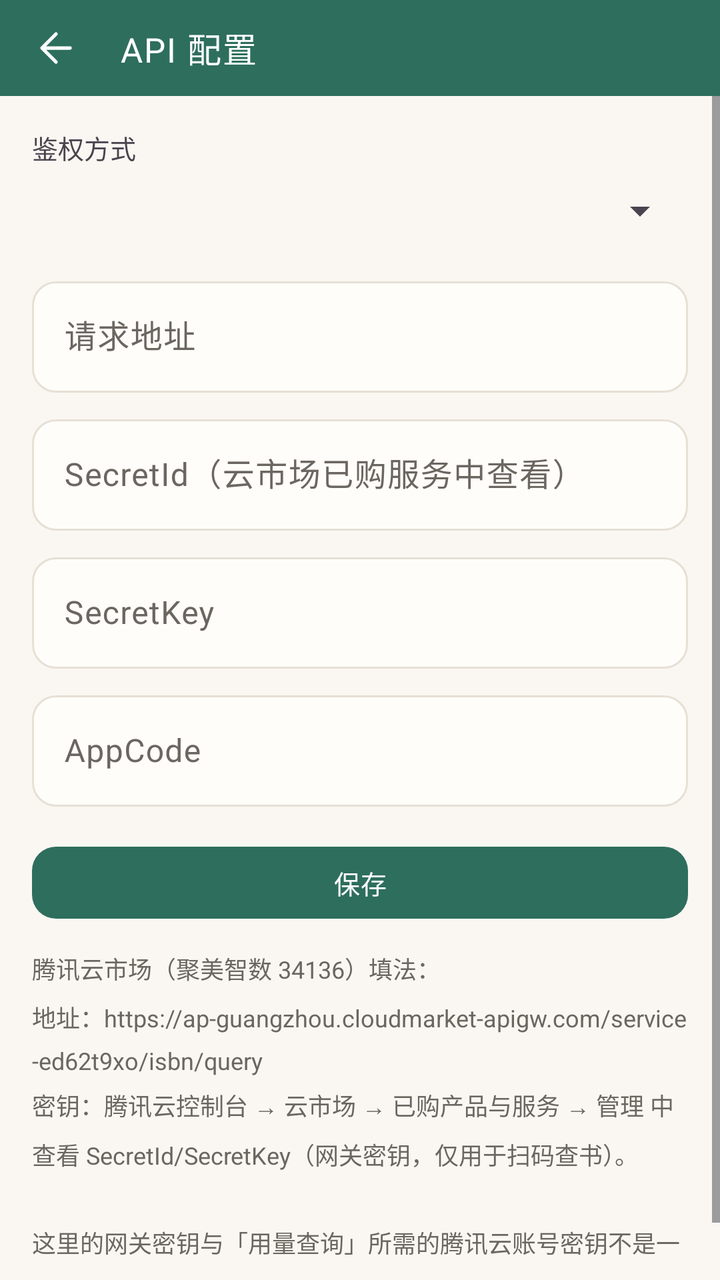
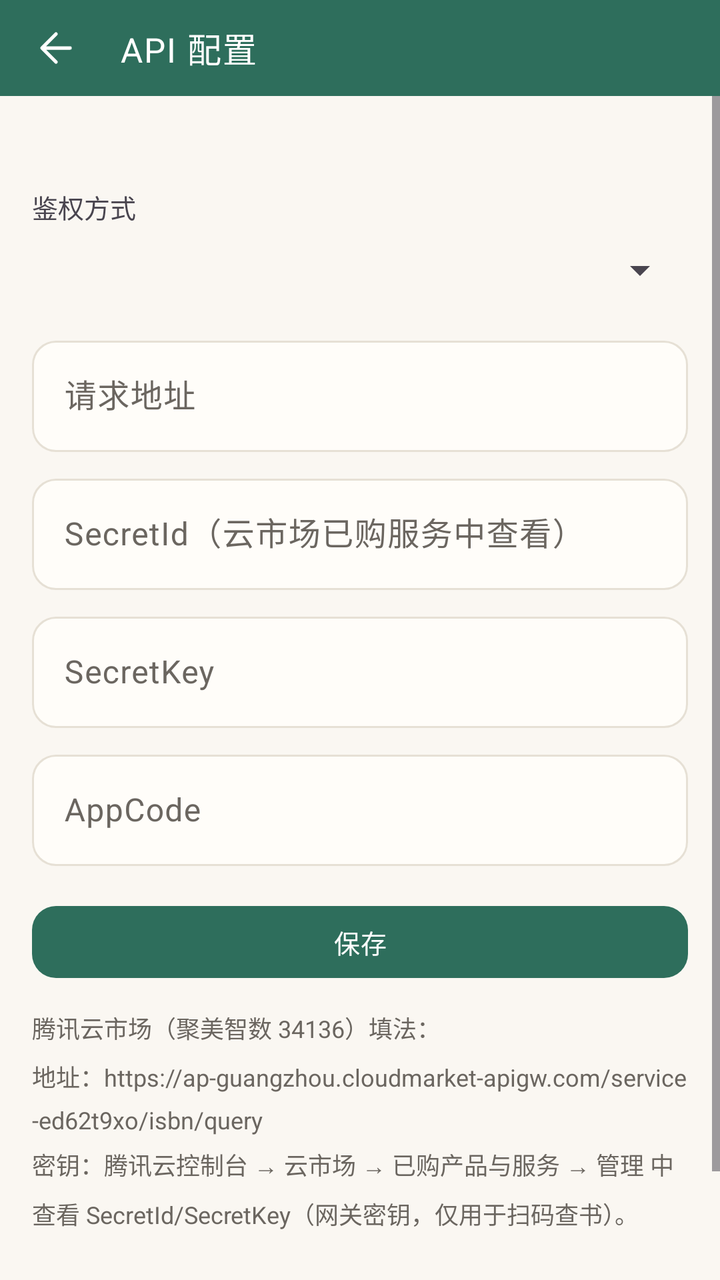

An Android layout rendered at two revisions. The XML below is the earlier revision; the diff shows what the commit changed to produce the second picture.
<!-- AndroidManifest.xml: application theme Theme.Bookshelf -->
<!-- res/layout/activity_api_config.xml -->
<?xml version="1.0" encoding="utf-8"?>
<LinearLayout xmlns:android="http://schemas.android.com/apk/res/android"
    xmlns:app="http://schemas.android.com/apk/res-auto"
    android:layout_width="match_parent"
    android:layout_height="match_parent"
    android:orientation="vertical">

    <com.google.android.material.appbar.MaterialToolbar
        android:id="@+id/toolbar"
        style="@style/Widget.Bookshelf.Toolbar"
        android:layout_width="match_parent"
        android:layout_height="@dimen/toolbar_h"
        app:navigationIcon="@drawable/ic_back"
        app:title="API 配置" />

    <ScrollView
        android:layout_width="match_parent"
        android:layout_height="0dp"
        android:layout_weight="1"
        android:fillViewport="true"
        android:scrollbars="vertical">

                <androidx.constraintlayout.widget.ConstraintLayout
            android:layout_width="match_parent"
            android:layout_height="wrap_content">

<LinearLayout
            android:layout_width="0dp"
            android:layout_height="wrap_content"
            android:orientation="vertical"
            android:padding="@dimen/page_padding"
                    app:layout_constraintWidth_max="@dimen/content_max_width"
                    app:layout_constraintStart_toStartOf="parent"
                    app:layout_constraintEnd_toEndOf="parent"
                    app:layout_constraintHorizontal_bias="0.5"
                    app:layout_constraintTop_toTopOf="parent"
                    app:layout_constraintBottom_toBottomOf="parent"
                >

            <TextView
                android:layout_width="wrap_content"
                android:layout_height="wrap_content"
                android:text="鉴权方式"
                android:textSize="@dimen/text_body_small" />

            <Spinner
                android:id="@+id/sp_auth_type"
                android:layout_width="match_parent"
                android:layout_height="wrap_content"
                android:minHeight="44dp" />

            <com.google.android.material.textfield.TextInputLayout
                android:id="@+id/til_base_url"
                android:layout_width="match_parent"
                android:layout_height="wrap_content"
                android:layout_marginTop="8dp"
                android:hint="请求地址">

                <com.google.android.material.textfield.TextInputEditText
                    android:id="@+id/et_base_url"
                    android:layout_width="match_parent"
                    android:layout_height="wrap_content"
                    android:inputType="textUri" />
            </com.google.android.material.textfield.TextInputLayout>

            
            <com.google.android.material.textfield.TextInputLayout
                android:id="@+id/til_secret_id"
                android:layout_width="match_parent"
                android:layout_height="wrap_content"
                android:layout_marginTop="8dp"
                android:hint="SecretId（云市场已购服务中查看）">

                <com.google.android.material.textfield.TextInputEditText
                    android:id="@+id/et_secret_id"
                    android:layout_width="match_parent"
                    android:layout_height="wrap_content" />
            </com.google.android.material.textfield.TextInputLayout>

            <com.google.android.material.textfield.TextInputLayout
                android:id="@+id/til_secret_key"
                android:layout_width="match_parent"
                android:layout_height="wrap_content"
                android:layout_marginTop="8dp"
                android:hint="SecretKey">

                <com.google.android.material.textfield.TextInputEditText
                    android:id="@+id/et_secret_key"
                    android:layout_width="match_parent"
                    android:layout_height="wrap_content" />
            </com.google.android.material.textfield.TextInputLayout>

            
            <com.google.android.material.textfield.TextInputLayout
                android:id="@+id/til_appcode"
                android:layout_width="match_parent"
                android:layout_height="wrap_content"
                android:layout_marginTop="8dp"
                android:hint="AppCode">

                <com.google.android.material.textfield.TextInputEditText
                    android:id="@+id/et_appcode"
                    android:layout_width="match_parent"
                    android:layout_height="wrap_content" />
            </com.google.android.material.textfield.TextInputLayout>

            <com.google.android.material.button.MaterialButton
                android:id="@+id/btn_save"
                android:layout_width="match_parent"
                android:layout_height="wrap_content"
                android:layout_marginTop="16dp"
                android:text="保存" />

            <TextView
                android:layout_width="match_parent"
                android:layout_height="wrap_content"
                android:layout_marginTop="12dp"
                android:lineSpacingMultiplier="1.4"
                android:text="腾讯云市场（聚美智数 34136）填法：\n地址：https://ap-guangzhou.cloudmarket-apigw.com/service-ed62t9xo/isbn/query\n密钥：腾讯云控制台 → 云市场 → 已购产品与服务 → 管理 中查看 SecretId/SecretKey（网关密钥，仅用于扫码查书）。\n\n这里的网关密钥与「用量查询」所需的腾讯云账号密钥不是一套，用量查询请前往「用量查询」页填写。"
                android:textSize="@dimen/text_caption_large"
                android:textColor="?attr/on_surface_variant" />
        </LinearLayout>
        </androidx.constraintlayout.widget.ConstraintLayout>
    </ScrollView>
</LinearLayout>
<!-- resources referenced by this layout -->
<resources>
  <dimen name="content_max_width">9999dp</dimen>
  <dimen name="page_padding">16dp</dimen>
  <dimen name="text_body_small">13sp</dimen>
  <dimen name="text_caption_large">12sp</dimen>
  <dimen name="toolbar_h">48dp</dimen>
  <color name="primary">#2E6E5C</color>
  <color name="primary_dark">#1F4D40</color>
  <color name="accent">#C08A3E</color>
  <color name="chip_bg">#E8F0ED</color>
  <color name="green_container">#E6F0EC</color>
  <color name="green_on_container">#1C4A3E</color>
  <color name="green_page">#FAF7F2</color>
  <color name="green_surface">#FFFDF9</color>
  <color name="green_surface_dim">#F3EEE6</color>
  <color name="green_outline">#E6E0D5</color>
  <color name="green_outline_strong">#D8D0C2</color>
  <dimen name="text_headline">17sp</dimen>
  <color name="bg_page">#FAF7F2</color>
  <dimen name="text_caption">11sp</dimen>
  <color name="surface">#FFFDF9</color>
  <color name="surface_dim">#F4F0E9</color>
  <color name="outline">#E6E0D5</color>
  <color name="outline_strong">#CFC5B4</color>
  <color name="text_main">#2B2B2B</color>
  <color name="text_sub">#6B6660</color>
  <color name="checkin_adjacent_text">#8E8880</color>
  <color name="accent_text">#8A5A1A</color>
  <color name="dock_surface">#FFFFFF</color>
  <style name="Widget.Bookshelf.MaterialCard" parent="Widget.Material3.CardView.Outlined">
          <item name="cardCornerRadius">@dimen/card_corner</item>
          <item name="cardElevation">0dp</item>
          <item name="strokeColor">?attr/outline</item>
          <item name="strokeWidth">1dp</item>
      </style>
  <style name="Widget.Bookshelf.ChipGroup" parent="Widget.Material3.ChipGroup">
          <item name="chipSpacingHorizontal">8dp</item>
          <item name="chipSpacingVertical">4dp</item>
          <item name="singleLine">false</item>
      </style>
  <style name="ThemeOverlay.Bookshelf.BottomSheet" parent="ThemeOverlay.Material3.BottomSheetDialog">
          <item name="bottomSheetStyle">@style/Widget.Bookshelf.BottomSheet</item>
      </style>
  <style name="ShapeAppearance.Bookshelf.Medium" parent="ShapeAppearance.Material3.Corner.Medium">
          <item name="cornerSize">@dimen/radius_md</item>
      </style>
  <dimen name="radius_md">12dp</dimen>
  <dimen name="card_corner">16dp</dimen>
  <style name="ShapeAppearance.Bookshelf.Pill" parent="ShapeAppearance.Material3.Corner.Full">
          <item name="cornerSize">50%</item>
      </style>
  <style name="TextAppearance.Bookshelf.DialogTitle" parent="MaterialAlertDialog.Material3.Title.Text">
          <item name="android:textSize">@dimen/text_title_toolbar</item>
          <item name="android:textStyle">bold</item>
          <item name="android:textColor">?attr/on_surface</item>
      </style>
  <style name="TextAppearance.Bookshelf.DialogBody" parent="MaterialAlertDialog.Material3.Body.Text">
          <item name="android:textSize">@dimen/text_body_small</item>
          <item name="android:textColor">?attr/on_surface_variant</item>
          <item name="android:lineSpacingMultiplier">1.4</item>
      </style>
  <style name="Widget.Bookshelf.Button.Dialog" parent="Widget.Material3.Button.TextButton.Dialog">
          <item name="android:textSize">@dimen/text_body_small</item>
          <item name="android:textAllCaps">false</item>
      </style>
  <style name="ShapeAppearance.Bookshelf.Dialog" parent="ShapeAppearance.Material3.Corner.Large">
          <item name="cornerSize">@dimen/radius_2xl</item>
      </style>
  <style name="Widget.Bookshelf.BottomSheet" parent="Widget.Material3.BottomSheet.Modal">
          <item name="shapeAppearance">@style/ShapeAppearance.Bookshelf.BottomSheet</item>
          <item name="backgroundTint">?attr/surface</item>
          
          <item name="elevationOverlayEnabled">false</item>
      </style>
  <dimen name="text_title_toolbar">16sp</dimen>
  <dimen name="radius_2xl">24dp</dimen>
  <!-- unchanged entries left out for length: 10 -->
</resources>

<!-- the commit's change to res/layout/activity_api_config.xml (unified diff, before → after) -->
@@ -37,9 +37,27 @@
                     app:layout_constraintBottom_toBottomOf="parent"
                 >
 
+            
+            <TextView
+                android:id="@+id/tv_secure_state"
+                android:layout_width="match_parent"
+                android:layout_height="wrap_content"
+                android:textSize="@dimen/text_body_small" />
+
+            <TextView
+                android:id="@+id/tv_secure_note"
+                android:layout_width="match_parent"
+                android:layout_height="wrap_content"
+                android:layout_marginTop="4dp"
+                android:lineSpacingMultiplier="1.3"
+                android:textColor="?attr/on_surface_variant"
+                android:textSize="@dimen/text_caption_large"
+                android:visibility="gone" />
+
             <TextView
                 android:layout_width="wrap_content"
                 android:layout_height="wrap_content"
+                android:layout_marginTop="12dp"
                 android:text="鉴权方式"
                 android:textSize="@dimen/text_body_small" />
 
